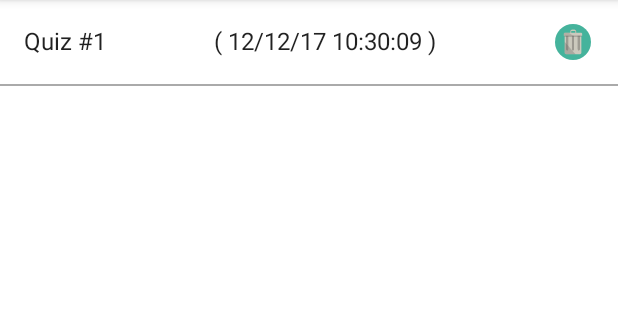
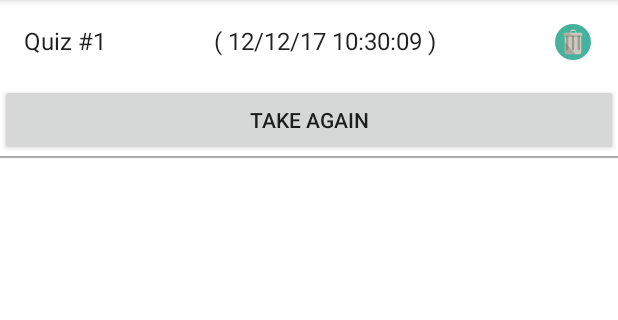
Before and after one commit to sebastian011511/pharm_app, an Android app: the fragment ReviewFragment shown on its own in the app's theme, on a phone screen of 412 x 824 dp, the part 84-404 px from its top. Run offline under Robolectric (Android 15) with nearby library versions, the phone set to English and light mode, and no system bars; 1 statement that could not run was skipped.

Commit message:
started implementing QuizTracker

```diff
--- a/app/src/main/java/com/bhcc/app/pharmtech/view/review/ReviewFragment.java
+++ b/app/src/main/java/com/bhcc/app/pharmtech/view/review/ReviewFragment.java
@@ -9,16 +9,22 @@ import android.util.Log;
 import android.view.LayoutInflater;
 import android.view.View;
 import android.view.ViewGroup;
+import android.widget.Button;
 import android.widget.ImageButton;
 import android.widget.TextView;
 import android.widget.Toast;
 
 import com.bhcc.app.pharmtech.R;
+import com.bhcc.app.pharmtech.data.model.DrugOfDayManager;
 import com.bhcc.app.pharmtech.view.MainActivity;
 import com.bhcc.app.pharmtech.view.navigation.ReplaceFragmentCommand;
+import com.bhcc.app.pharmtech.view.quiz.QuizTracker;
 
 import java.io.File;
+import java.io.FileInputStream;
 import java.io.FileNotFoundException;
+import java.io.IOException;
+import java.io.ObjectInputStream;
 import java.io.PrintWriter;
 import java.util.ArrayList;
 import java.util.List;
@@ -29,9 +35,13 @@ import java.util.Scanner;
  */
 public class ReviewFragment extends Fragment {
 
+    public static final String TAG = "ReviewFragment";
+
     // Lists
     private List<String> dateList;
     private List<String> fileNames;
+
+    private String trackerFile = "temp.dat";
 
     // views
     private RecyclerView quizListRecyclerView;
@@ -134,6 +144,7 @@ public class ReviewFragment extends Fragment {
         private TextView idTextView;
         private TextView nameTextView;
         private ImageButton trash;
+        private Button btnTakeAgain;
 
         /**
          * Constructor
@@ -146,6 +157,7 @@ public class ReviewFragment extends Fragment {
             idTextView = (TextView) itemView.findViewById(R.id.quiz_review_id);
             nameTextView = (TextView) itemView.findViewById(R.id.quiz_review_date);
             trash = (ImageButton) itemView.findViewById(R.id.delete_button);
+            btnTakeAgain = (Button) itemView.findViewById(R.id.btn_take_again);
         }
 
 
@@ -189,6 +201,33 @@ public class ReviewFragment extends Fragment {
 
                     //update UI
                     ReplaceFragmentCommand.startNewFragment(getActivity(), new ReviewFragment(), false);
+                }
+            });
+            // set the tracker button to the right file
+            btnTakeAgain.setOnClickListener(new View.OnClickListener()
+            {
+                QuizTracker tracker;
+
+                @Override
+                public void onClick(View v)
+                {
+                    Log.d(TAG, "Take again clicked");
+
+                    try
+                    {
+                        FileInputStream fileInputStream = getActivity().openFileInput("temp.dat");
+                        ObjectInputStream objectInputStream = new ObjectInputStream(fileInputStream);
+                        tracker = (QuizTracker) objectInputStream.readObject();
+                        objectInputStream.close();
+                        fileInputStream.close();
+
+                        tracker.startQuiz(getActivity());
+                    }
+                    catch(Exception ieo)
+                    {
+                        Log.e(TAG, "file prblem", ieo);
+                    }
+
                 }
             });
         }
--- a/app/src/main/res/layout/fragment_quiz_review.xml
+++ b/app/src/main/res/layout/fragment_quiz_review.xml
@@ -38,6 +38,19 @@
             android:layout_weight="10"/>
     </LinearLayout>
 
+    <LinearLayout xmlns:android="http://schemas.android.com/apk/res/android"
+                  android:layout_width="match_parent"
+                  android:layout_height="wrap_content"
+                  android:orientation="horizontal"
+                  android:weightSum="100">
+        <Button
+            android:layout_width="match_parent"
+            android:layout_height="wrap_content"
+            android:text="take again"
+            android:id="@+id/btn_take_again"/>
+
+    </LinearLayout>
+
     <View
         android:layout_width="match_parent"
         android:layout_height="1dp"
```
Also changed, not shown: app/src/main/java/com/bhcc/app/pharmtech/view/MainActivity.java (+3 -4 lines), app/src/main/java/com/bhcc/app/pharmtech/view/quiz/QuizMultipleChoiceFragment.java (+27 -15 lines), app/src/main/java/com/bhcc/app/pharmtech/view/quiz/QuizTracker.java (+15 -7 lines), app/src/main/java/com/bhcc/app/pharmtech/view/quiz/SelectQuizFragment.java (+6 -5 lines).
